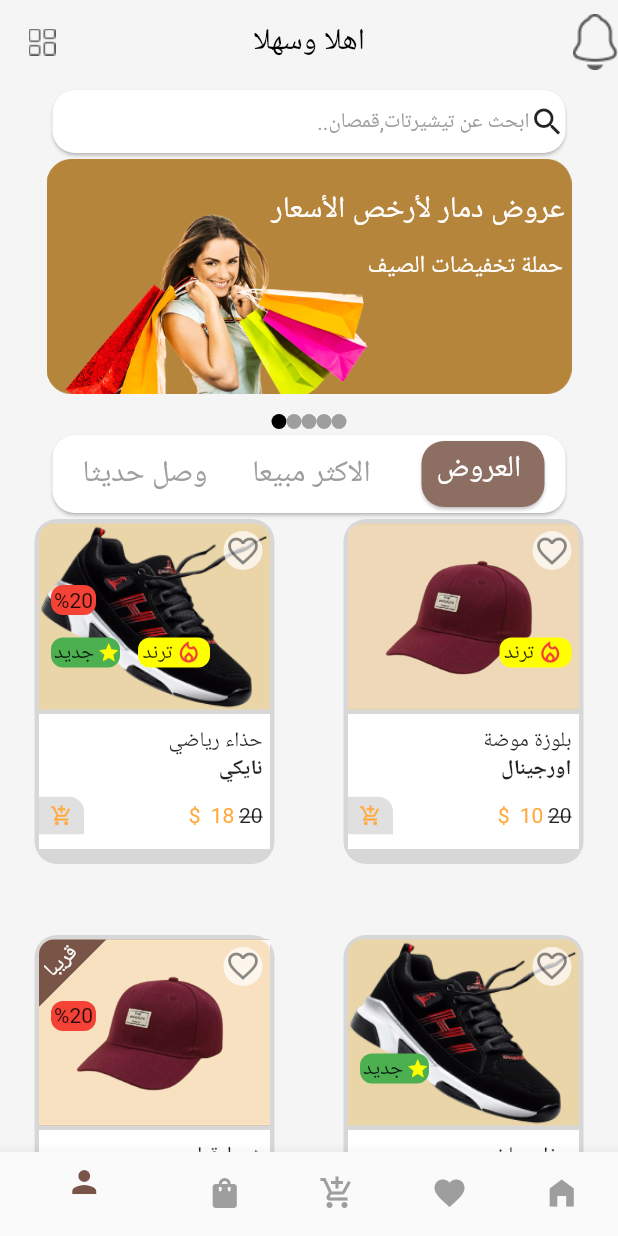
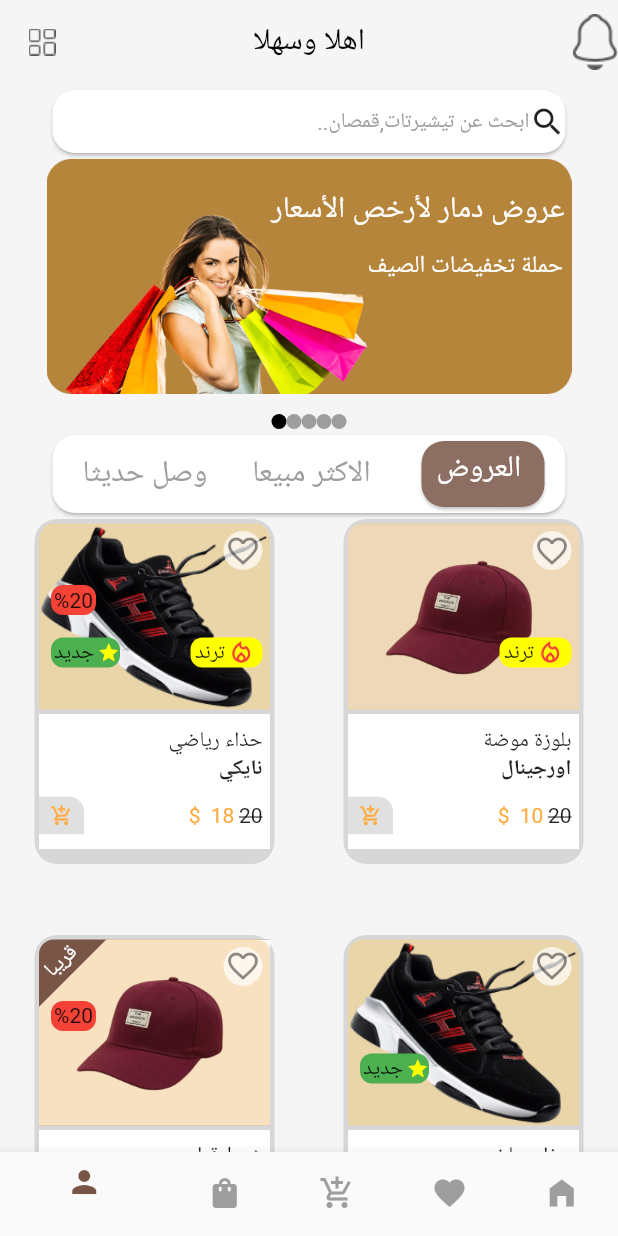
Before and after one commit to bino2003/q1_answer2, a Flutter app: the screen it shows after launch, on a phone screen of 412 x 824 dp. Run offline on Flutter 3.47's test engine with Material 2 defaults, Android fonts, the phone set to English and light mode, and no system bars; missing offline and left inert: dart:ffi.

Commit message:
Updated Successfly

```diff
--- a/lib/Home.dart
+++ b/lib/Home.dart
@@ -531,7 +531,7 @@ class _HomeState extends State<Home> {
                                     ),
                                   ),
                                 ),
-                                SizedBox(width: 12,),
+                                Expanded(child: SizedBox(width: 12,)),
                                 Container(
                                   height: 20,
                                   width: 48,
```
